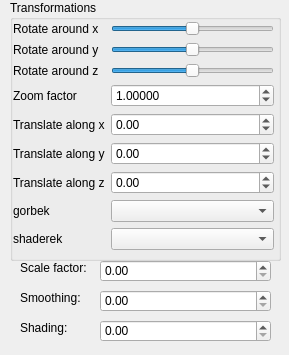
The window that QtFramework/GUI/SideWidget.ui (nandor97/QtProject) describes before a commit, drawn with Qt 5.
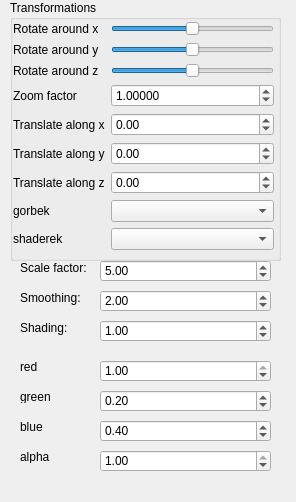
The same window after the commit.

What changed in the file:
```diff
--- a/QtFramework/GUI/SideWidget.ui
+++ b/QtFramework/GUI/SideWidget.ui
@@ -6,8 +6,8 @@
    <rect>
     <x>0</x>
     <y>0</y>
-    <width>289</width>
-    <height>355</height>
+    <width>296</width>
+    <height>502</height>
    </rect>
   </property>
   <property name="sizePolicy">
@@ -249,6 +249,9 @@
      <height>22</height>
     </rect>
    </property>
+   <property name="value">
+    <double>5.000000000000000</double>
+   </property>
   </widget>
   <widget class="QDoubleSpinBox" name="doubleSpinBox_2">
    <property name="geometry">
@@ -259,6 +262,9 @@
      <height>22</height>
     </rect>
    </property>
+   <property name="value">
+    <double>2.000000000000000</double>
+   </property>
   </widget>
   <widget class="QDoubleSpinBox" name="doubleSpinBox_3">
    <property name="geometry">
@@ -269,6 +275,9 @@
      <height>22</height>
     </rect>
    </property>
+   <property name="value">
+    <double>1.000000000000000</double>
+   </property>
   </widget>
   <widget class="QLabel" name="lb_scale">
    <property name="geometry">
@@ -309,6 +318,122 @@
     <string>Shading:</string>
    </property>
   </widget>
+  <widget class="QLabel" name="label_11">
+   <property name="geometry">
+    <rect>
+     <x>20</x>
+     <y>360</y>
+     <width>47</width>
+     <height>13</height>
+    </rect>
+   </property>
+   <property name="text">
+    <string>red</string>
+   </property>
+  </widget>
+  <widget class="QLabel" name="label_12">
+   <property name="geometry">
+    <rect>
+     <x>20</x>
+     <y>390</y>
+     <width>47</width>
+     <height>13</height>
+    </rect>
+   </property>
+   <property name="text">
+    <string>green</string>
+   </property>
+  </widget>
+  <widget class="QLabel" name="label_13">
+   <property name="geometry">
+    <rect>
+     <x>20</x>
+     <y>420</y>
+     <width>47</width>
+     <height>13</height>
+    </rect>
+   </property>
+   <property name="text">
+    <string>blue</string>
+   </property>
+  </widget>
+  <widget class="QLabel" name="label_14">
+   <property name="geometry">
+    <rect>
+     <x>20</x>
+     <y>450</y>
+     <width>47</width>
+     <height>13</height>
+    </rect>
+   </property>
+   <property name="text">
+    <string>alpha</string>
+   </property>
+  </widget>
+  <widget class="QDoubleSpinBox" name="red">
+   <property name="geometry">
+    <rect>
+     <x>100</x>
+     <y>360</y>
+     <width>171</width>
+     <height>22</height>
+    </rect>
+   </property>
+   <property name="maximum">
+    <double>1.000000000000000</double>
+   </property>
+   <property name="value">
+    <double>1.000000000000000</double>
+   </property>
+  </widget>
+  <widget class="QDoubleSpinBox" name="green">
+   <property name="geometry">
+    <rect>
+     <x>100</x>
+     <y>390</y>
+     <width>171</width>
+     <height>22</height>
+    </rect>
+   </property>
+   <property name="maximum">
+    <double>1.000000000000000</double>
+   </property>
+   <property name="value">
+    <double>0.200000000000000</double>
+   </property>
+  </widget>
+  <widget class="QDoubleSpinBox" name="blue">
+   <property name="geometry">
+    <rect>
+     <x>100</x>
+     <y>420</y>
+     <width>171</width>
+     <height>22</height>
+    </rect>
+   </property>
+   <property name="maximum">
+    <double>1.000000000000000</double>
+   </property>
+   <property name="value">
+    <double>0.400000000000000</double>
+   </property>
+  </widget>
+  <widget class="QDoubleSpinBox" name="alpha">
+   <property name="geometry">
+    <rect>
+     <x>100</x>
+     <y>450</y>
+     <width>171</width>
+     <height>22</height>
+    </rect>
+   </property>
+   <property name="maximum">
+    <double>1.000000000000000</double>
+   </property>
+   <property name="value">
+    <double>1.000000000000000</double>
+   </property>
+  </widget>
  </widget>
  <resources/>
  <connections/>
```
Left out of the diff: 6 changed lines with no effect on the pictures.
